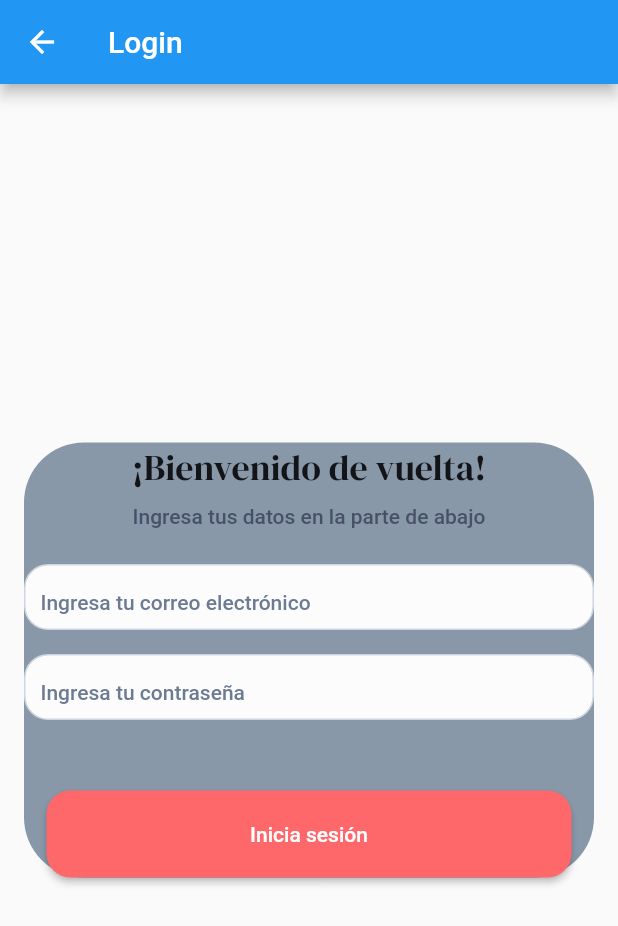
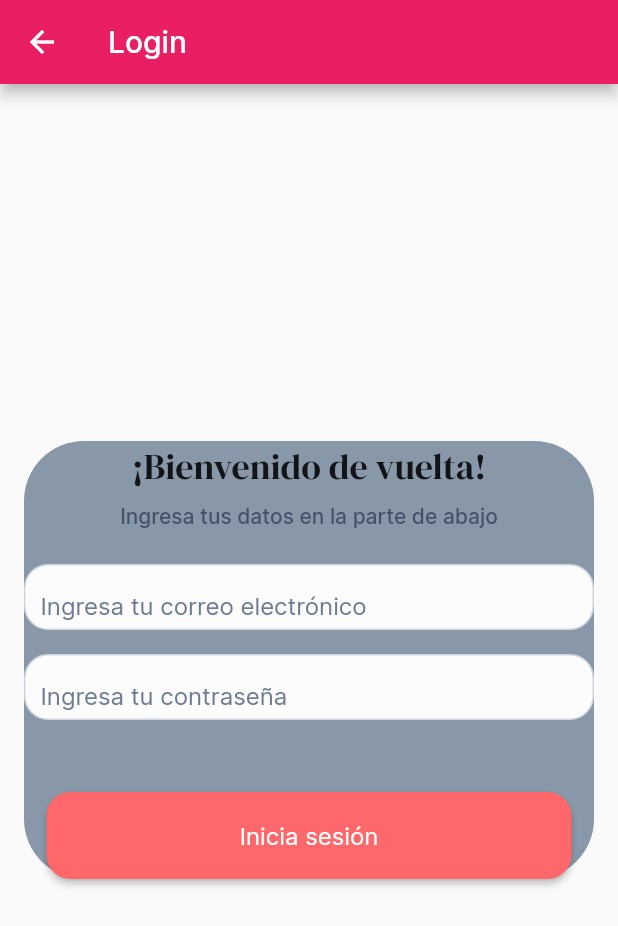
Before and after one commit to axelyerit31/iron_kids, a Flutter app: the screen it shows after launch, after a tap on "Ir a Login", on a phone screen of 412 x 824 dp. Shown: the top 926 px of the screen. Run offline on Flutter 3.47's test engine with Material 2 defaults, Android fonts, the phone set to English and light mode, and no system bars; network calls fail.

Commit message:
textTheme terminado

```diff
--- a/lib/main.dart
+++ b/lib/main.dart
@@ -34,12 +34,9 @@ class HomeScreen extends StatelessWidget {
     screenH = MediaQuery.of(context).size.height - MediaQuery.of(context).padding.top;
     screenW = MediaQuery.of(context).size.width;
 
-    final theme = Theme.of(context);
-    final textTheme = theme.textTheme;
-
     return Scaffold(
       appBar: AppBar(
-        title: Text('Mi aplicación', style: textTheme.headlineLarge),
+        title: const Text('Mi aplicación'),
       ),
       body: Center(
         child: Column(
--- a/lib/styles/widgets.dart
+++ b/lib/styles/widgets.dart
@@ -2,46 +2,9 @@ import 'package:flutter/material.dart';
 import 'package:iron_kids/main.dart';
 import 'package:iron_kids/styles/app_theme.dart';
 export 'package:iron_kids/styles/widgets/button_text.dart';
+export 'package:iron_kids/styles/widgets/input_field.dart';
 
 // Botones
-
-// Inputs
-class InputField extends StatelessWidget {
-  final TextEditingController controller;
-  final String placeholder;
-  final bool obscure;
-  const InputField({
-    super.key,
-    required this.controller,
-    required this.placeholder,
-    this.obscure = false,
-  });
-
-  @override
-  Widget build(BuildContext context) {
-    return Container(
-      height: 44,
-      padding: const EdgeInsets.symmetric(horizontal: 10),
-      alignment: Alignment.center,
-      decoration: BoxDecoration(
-        color: AppTheme.gray50,
-        borderRadius: AppTheme.borderRadiusL,
-        border: Border.all(
-          color: AppTheme.gray300,
-          width: 1.0,
-        ),
-      ),
-      child: TextField(
-        controller: controller,
-        decoration: InputDecoration(
-            hintText: placeholder,
-            border: InputBorder.none,
-            hintStyle: AppTheme.labelLarge(context)),
-        obscureText: obscure,
-      ),
-    );
-  }
-}
 
 // Cards de receta
 class CardRecetaSmall extends StatelessWidget {
@@ -55,15 +18,17 @@ class CardRecetaSmall extends StatelessWidget {
   @override
   Widget build(BuildContext context) {
     return Container(
-      height: screenW * 1/3 * 3/2,
-      width: screenW * 1/3,
       decoration: BoxDecoration(
         borderRadius: AppTheme.borderRadiusL,
         color: AppTheme.gray100,
       ),
+      child: SizedBox(
+              width: screenW * 1/3,
         child: Column(
           crossAxisAlignment: CrossAxisAlignment.start,
           children: [
+
+            // Imagen de receta y titulo
             AspectRatio(
               aspectRatio: 1,
               child: Container(
@@ -77,14 +42,17 @@ class CardRecetaSmall extends StatelessWidget {
                   padding: const EdgeInsets.all(AppTheme.spacing4),
                   child: Text(
                     titulo,
-                  style: AppTheme.bodyMediumSemiBold(context).copyWith(color: AppTheme.white),
+                    style: textTheme.bodyMediumSemiBold.copyWith(color: AppTheme.white),
                   ),
                 ),
               ),
             ),
-          const SizedBox(height: 16),
+
+            AppTheme.spacingWidget2,
+
+            // Datos de receta
             Padding(
-            padding: const EdgeInsets.all(AppTheme.spacing2),
+              padding: const EdgeInsets.all(AppTheme.spacing3),
               child: Column(
                 crossAxisAlignment: CrossAxisAlignment.start,
                 children: [
@@ -101,9 +69,6 @@ class CardRecetaSmall extends StatelessWidget {
                           Text(tiempoCocina, style: AppTheme.bodySmallMedium(context).copyWith(color: AppTheme.gray500)),
                         ],
                       ),
-
-
-                    const SizedBox(height: 8),
 
                       // Likes
                       Row(
@@ -133,6 +98,7 @@ class CardRecetaSmall extends StatelessWidget {
             ),
           ],
         ),
+      ),
     );
   }
 }
--- /dev/null
+++ b/lib/styles/widgets/input_field.dart
@@ -0,0 +1,39 @@
+import 'package:flutter/material.dart';
+import 'package:iron_kids/styles/app_theme.dart';
+
+class InputField extends StatelessWidget {
+  final TextEditingController controller;
+  final String placeholder;
+  final bool obscure;
+  const InputField({
+    super.key,
+    required this.controller,
+    required this.placeholder,
+    this.obscure = false,
+  });
+
+  @override
+  Widget build(BuildContext context) {
+    return Container(
+      height: 44,
+      padding: const EdgeInsets.symmetric(horizontal: 10),
+      alignment: Alignment.center,
+      decoration: BoxDecoration(
+        color: AppTheme.gray50,
+        borderRadius: AppTheme.borderRadiusL,
+        border: Border.all(
+          color: AppTheme.gray300,
+          width: 1.0,
+        ),
+      ),
+      child: TextField(
+        controller: controller,
+        decoration: InputDecoration(
+            hintText: placeholder,
+            border: InputBorder.none,
+            hintStyle: AppTheme.labelLarge(context)),
+        obscureText: obscure,
+      ),
+    );
+  }
+}
```
Also changed, not shown: lib/screens/mediafeed_screen.dart (+7 -37 lines), lib/styles/app_theme.dart (+44 -9 lines). Lines whose indentation alone changed are shown as unchanged.
